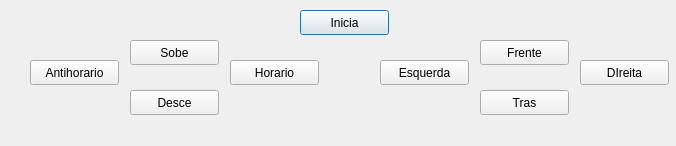
PHM-araujo/DRONE, file interface/code/teste/interface_teste.ui: the form before one commit.
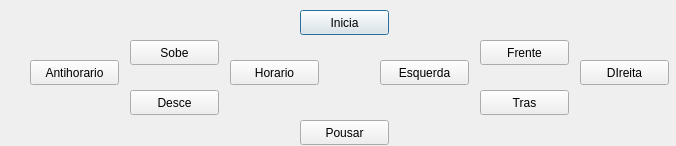
The form after the commit.

Commit message: Teste comunicação Sockets

Diff of the .ui file:
```diff
--- a/interface/code/teste/interface_teste.ui
+++ b/interface/code/teste/interface_teste.ui
@@ -130,6 +130,19 @@
     <string>Tras</string>
    </property>
   </widget>
+  <widget class="QPushButton" name="pushButton_pousar">
+   <property name="geometry">
+    <rect>
+     <x>300</x>
+     <y>120</y>
+     <width>89</width>
+     <height>25</height>
+    </rect>
+   </property>
+   <property name="text">
+    <string>Pousar</string>
+   </property>
+  </widget>
  </widget>
  <resources/>
  <connections/>
```
The commit also changes 4 other files.
